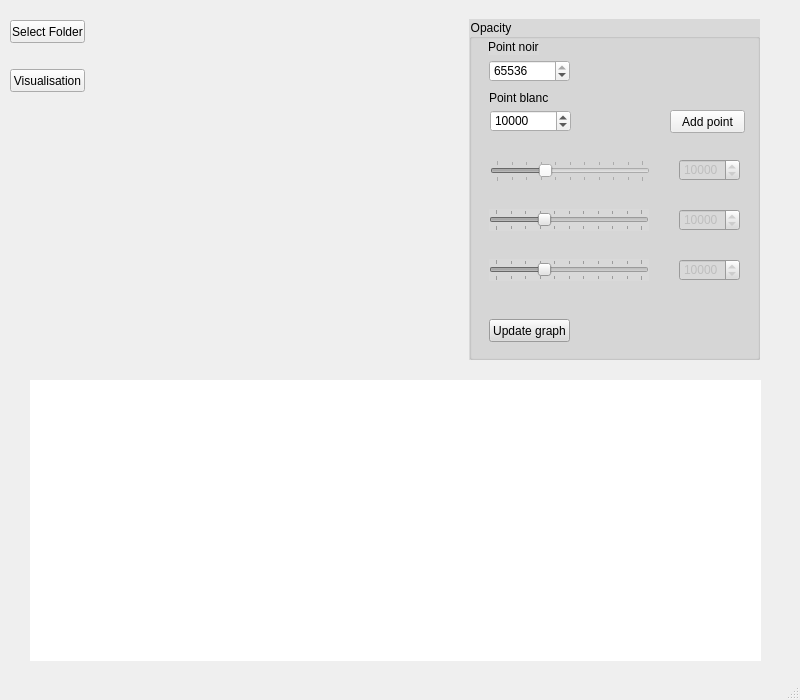
Old version of the form user_interface.ui in the repository Olam1/ProjetMulti.
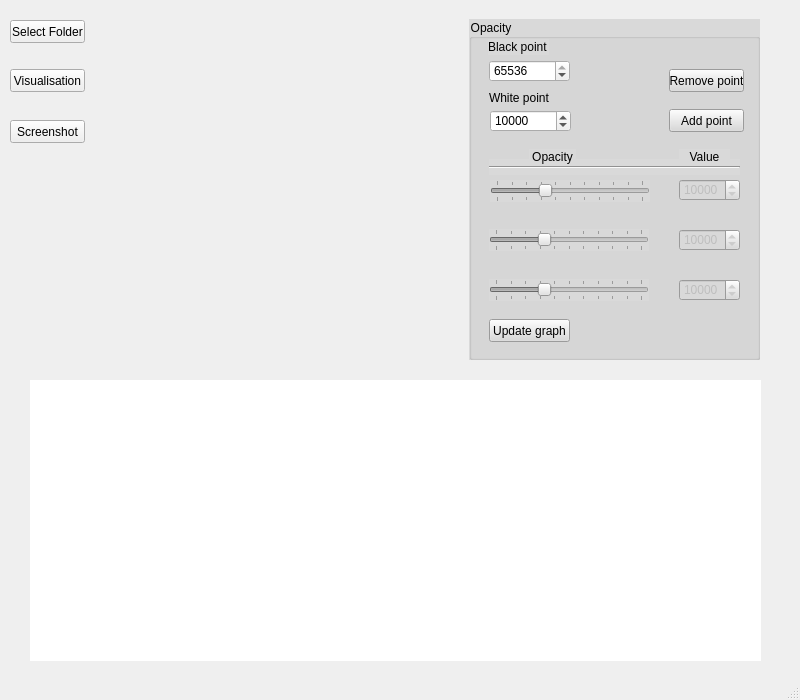
New version of the form.

```diff
--- a/user_interface.ui
+++ b/user_interface.ui
@@ -80,7 +80,7 @@
      </rect>
     </property>
     <property name="text">
-     <string>Point blanc</string>
+     <string>White point</string>
     </property>
    </widget>
    <widget class="QPushButton" name="select_file">
@@ -96,53 +96,6 @@
      <string>Select Folder</string>
     </property>
    </widget>
-   <widget class="QPushButton" name="add_point">
-    <property name="geometry">
-     <rect>
-      <x>670</x>
-      <y>110</y>
-      <width>75</width>
-      <height>23</height>
-     </rect>
-    </property>
-    <property name="text">
-     <string>Add point</string>
-    </property>
-   </widget>
-   <widget class="QSlider" name="point1Slider">
-    <property name="enabled">
-     <bool>false</bool>
-    </property>
-    <property name="geometry">
-     <rect>
-      <x>490</x>
-      <y>160</y>
-      <width>160</width>
-      <height>22</height>
-     </rect>
-    </property>
-    <property name="maximum">
-     <number>100</number>
-    </property>
-    <property name="singleStep">
-     <number>1</number>
-    </property>
-    <property name="pageStep">
-     <number>10</number>
-    </property>
-    <property name="value">
-     <number>33</number>
-    </property>
-    <property name="sliderPosition">
-     <number>33</number>
-    </property>
-    <property name="orientation">
-     <enum>Qt::Horizontal</enum>
-    </property>
-    <property name="tickPosition">
-     <enum>QSlider::TicksBothSides</enum>
-    </property>
-   </widget>
    <widget class="QSpinBox" name="spinBox_black_point">
     <property name="geometry">
      <rect>
@@ -188,12 +141,12 @@
       <rect>
        <x>19</x>
        <y>20</y>
-       <width>51</width>
+       <width>61</width>
        <height>16</height>
       </rect>
      </property>
      <property name="text">
-      <string>Point noir</string>
+      <string>Black point</string>
      </property>
     </widget>
     <widget class="QSpinBox" name="point1spinBox">
@@ -203,7 +156,7 @@
      <property name="geometry">
       <rect>
        <x>210</x>
-       <y>140</y>
+       <y>160</y>
        <width>61</width>
        <height>22</height>
       </rect>
@@ -225,7 +178,7 @@
      <property name="geometry">
       <rect>
        <x>20</x>
-       <y>190</y>
+       <y>210</y>
        <width>160</width>
        <height>22</height>
       </rect>
@@ -250,7 +203,7 @@
      <property name="geometry">
       <rect>
        <x>20</x>
-       <y>240</y>
+       <y>260</y>
        <width>160</width>
        <height>22</height>
       </rect>
@@ -275,7 +228,7 @@
      <property name="geometry">
       <rect>
        <x>210</x>
-       <y>240</y>
+       <y>260</y>
        <width>61</width>
        <height>22</height>
       </rect>
@@ -297,7 +250,7 @@
      <property name="geometry">
       <rect>
        <x>210</x>
-       <y>190</y>
+       <y>210</y>
        <width>61</width>
        <height>22</height>
       </rect>
@@ -325,12 +278,117 @@
       <string>Update graph</string>
      </property>
     </widget>
+    <widget class="QPushButton" name="remove_point">
+     <property name="geometry">
+      <rect>
+       <x>200</x>
+       <y>50</y>
+       <width>75</width>
+       <height>23</height>
+      </rect>
+     </property>
+     <property name="text">
+      <string>Remove point</string>
+     </property>
+    </widget>
+    <widget class="QPushButton" name="add_point">
+     <property name="geometry">
+      <rect>
+       <x>200</x>
+       <y>90</y>
+       <width>75</width>
+       <height>23</height>
+      </rect>
+     </property>
+     <property name="text">
+      <string>Add point</string>
+     </property>
+    </widget>
+    <widget class="Line" name="line">
+     <property name="geometry">
+      <rect>
+       <x>20</x>
+       <y>140</y>
+       <width>251</width>
+       <height>16</height>
+      </rect>
+     </property>
+     <property name="orientation">
+      <enum>Qt::Horizontal</enum>
+     </property>
+    </widget>
+    <widget class="QSlider" name="point1Slider">
+     <property name="enabled">
+      <bool>false</bool>
+     </property>
+     <property name="geometry">
+      <rect>
+       <x>21</x>
+       <y>161</y>
+       <width>160</width>
+       <height>22</height>
+      </rect>
+     </property>
+     <property name="maximum">
+      <number>100</number>
+     </property>
+     <property name="singleStep">
+      <number>1</number>
+     </property>
+     <property name="pageStep">
+      <number>10</number>
+     </property>
+     <property name="value">
+      <number>33</number>
+     </property>
+     <property name="sliderPosition">
+      <number>33</number>
+     </property>
+     <property name="orientation">
+      <enum>Qt::Horizontal</enum>
+     </property>
+     <property name="tickPosition">
+      <enum>QSlider::TicksBothSides</enum>
+     </property>
+    </widget>
+    <widget class="QLabel" name="opacity_column">
+     <property name="geometry">
+      <rect>
+       <x>60</x>
+       <y>130</y>
+       <width>47</width>
+       <height>16</height>
+      </rect>
+     </property>
+     <property name="text">
+      <string>Opacity</string>
+     </property>
+     <property name="alignment">
+      <set>Qt::AlignCenter</set>
+     </property>
+    </widget>
+    <widget class="QLabel" name="value_column">
+     <property name="geometry">
+      <rect>
+       <x>210</x>
+       <y>130</y>
+       <width>51</width>
+       <height>16</height>
+      </rect>
+     </property>
+     <property name="text">
+      <string>Value</string>
+     </property>
+     <property name="alignment">
+      <set>Qt::AlignCenter</set>
+     </property>
+    </widget>
    </widget>
    <widget class="QLabel" name="Label_loader">
     <property name="geometry">
      <rect>
-      <x>30</x>
-      <y>110</y>
+      <x>360</x>
+      <y>270</y>
       <width>81</width>
       <height>71</height>
      </rect>
@@ -363,6 +421,19 @@
      <layout class="QVBoxLayout" name="lay"/>
     </widget>
    </widget>
+   <widget class="QPushButton" name="screenshot">
+    <property name="geometry">
+     <rect>
+      <x>10</x>
+      <y>120</y>
+      <width>75</width>
+      <height>23</height>
+     </rect>
+    </property>
+    <property name="text">
+     <string>Screenshot</string>
+    </property>
+   </widget>
    <zorder>groupBox</zorder>
    <zorder>launch</zorder>
    <zorder>spinBox_white_point</zorder>
```
Left out of the diff: 9 changed lines with no effect on the pictures.
